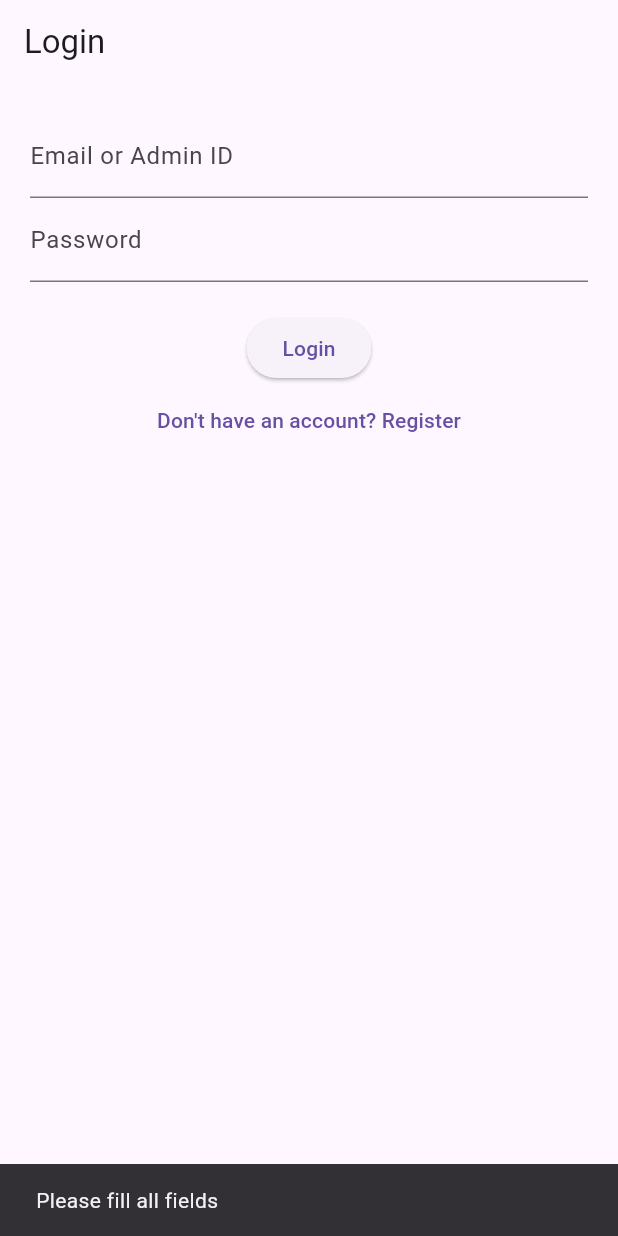
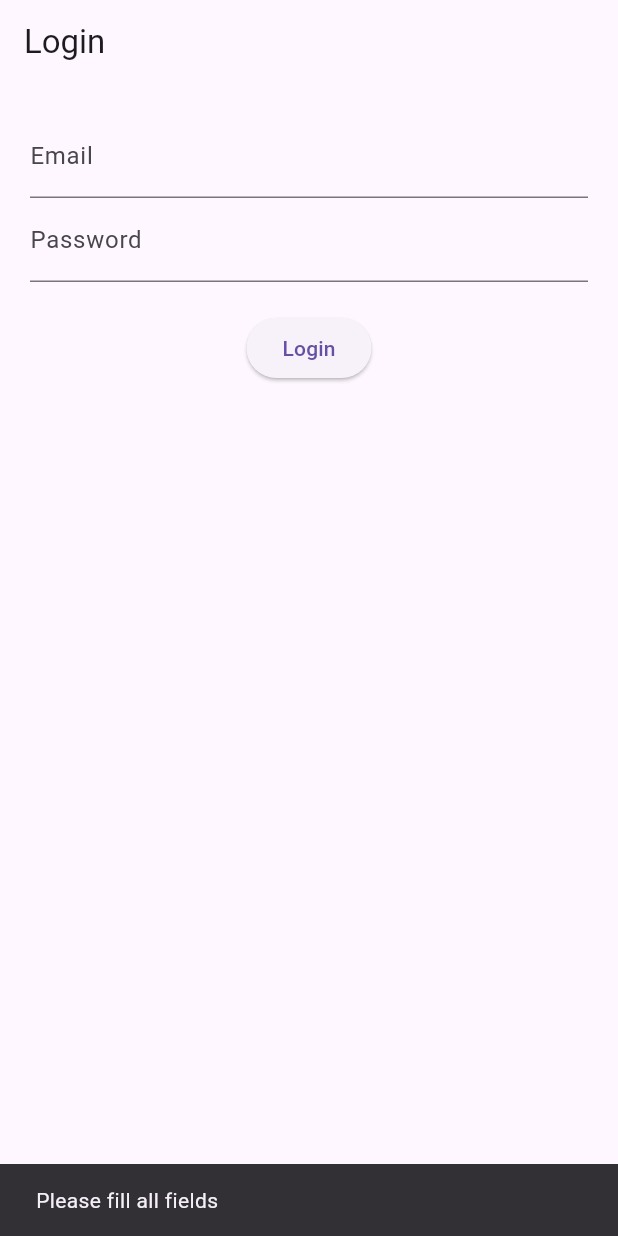
Before and after one commit to rahul05-code/bus_attendance_final, a Flutter app: the screen it shows after launch, after a tap on "Login", on a phone screen of 412 x 824 dp. Run offline on Flutter 3.47's test engine with Material 3 defaults, Android fonts, the phone set to English and light mode, and no system bars; our stand-ins replace cloud_firestore, firebase_auth, firebase_core, shared_preferences; missing offline and left inert: mobile_scanner; accounts and stored records are empty.

Commit message:
admin error solving

```diff
--- a/lib/login_page.dart
+++ b/lib/login_page.dart
@@ -1,14 +1,17 @@
+import 'package:bus_attendance_app/admin_page.dart';
 import 'package:flutter/material.dart';
+import 'package:firebase_auth/firebase_auth.dart';
+import 'package:cloud_firestore/cloud_firestore.dart';
 import 'package:shared_preferences/shared_preferences.dart';
-import 'package:cloud_firestore/cloud_firestore.dart';
-import 'package:firebase_auth/firebase_auth.dart';
 import 'home_page.dart';
-import 'register_page.dart';
-import 'admin_page.dart';
 
 class LoginPage extends StatelessWidget {
   final emailCtrl = TextEditingController();
   final passCtrl = TextEditingController();
+
+  // Define your admin credentials
+  final String adminEmail = "rahulkanzariya861@gmail.com";
+  final String adminPassword = "rahul510205";
 
   void login(BuildContext context) async {
     final email = emailCtrl.text.trim();
@@ -21,26 +24,32 @@ class LoginPage extends StatelessWidget {
       return;
     }
 
-    // 🔐 Admin login check
-    if (email == "admin@bus.com" && pass == "admin123") {
+    try {
+      // Firebase login
+      UserCredential userCred = await FirebaseAuth.instance
+          .signInWithEmailAndPassword(email: email, password: pass);
+
+      // Check if admin
+      if (email == adminEmail && pass == adminPassword) {
         Navigator.pushReplacement(
           context,
-        MaterialPageRoute(builder: (_) => AdminPage()),
+          MaterialPageRoute(builder: (_) => AdminAttendancePage()),
         );
         return;
       }
 
-    try {
-      // 🔐 Regular Firebase Auth login
-      UserCredential userCred = await FirebaseAuth.instance
-          .signInWithEmailAndPassword(email: email, password: pass);
-
+      // Normal user - Fetch Firestore data
       final doc = await FirebaseFirestore.instance
           .collection("users")
           .doc(userCred.user!.uid)
           .get();
 
-      if (!doc.exists) throw Exception("User data not found");
+      if (!doc.exists) {
+        ScaffoldMessenger.of(context).showSnackBar(
+          SnackBar(content: Text("User data not found")),
+        );
+        return;
+      }
 
       final userData = doc.data()!;
       final userString =
@@ -51,7 +60,12 @@ class LoginPage extends StatelessWidget {
 
       Navigator.pushReplacement(
         context,
-        MaterialPageRoute(builder: (_) => HomePage()),
+        MaterialPageRoute(
+          builder: (_) => Scaffold(
+            appBar: AppBar(title: Text("Admin")),
+            body: Center(child: Text("Admin Login Successful")),
+          ),
+        ),
       );
     } catch (e) {
       ScaffoldMessenger.of(context).showSnackBar(
@@ -66,30 +80,22 @@ class LoginPage extends StatelessWidget {
       appBar: AppBar(title: Text("Login")),
       body: Padding(
         padding: EdgeInsets.all(20),
-        child: Column(children: [
+        child: Column(
+          children: [
             TextField(
                 controller: emailCtrl,
-            decoration: InputDecoration(labelText: "Email or Admin ID"),
-            keyboardType: TextInputType.emailAddress,
-          ),
+                decoration: InputDecoration(labelText: "Email")),
             TextField(
                 controller: passCtrl,
                 decoration: InputDecoration(labelText: "Password"),
-            obscureText: true,
-          ),
+                obscureText: true),
             SizedBox(height: 20),
             ElevatedButton(
               onPressed: () => login(context),
               child: Text("Login"),
             ),
-          TextButton(
-            onPressed: () => Navigator.push(
-              context,
-              MaterialPageRoute(builder: (_) => RegisterPage()),
+          ],
         ),
-            child: Text("Don't have an account? Register"),
-          ),
-        ]),
       ),
     );
   }
```
Also changed, not shown: lib/admin_page.dart (+67 -59 lines). Lines whose indentation alone changed are shown as unchanged.
